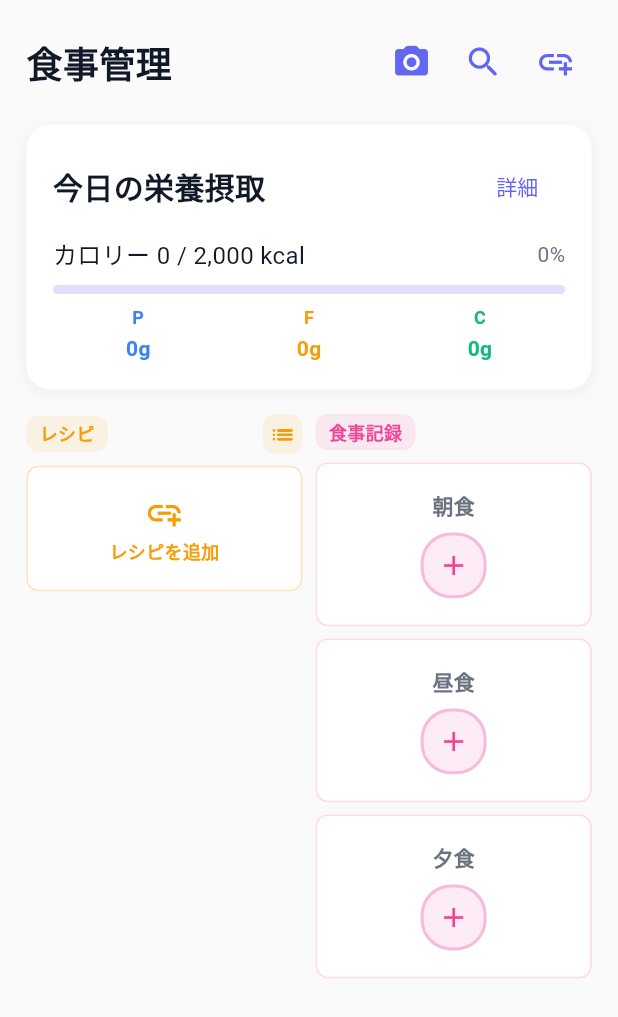
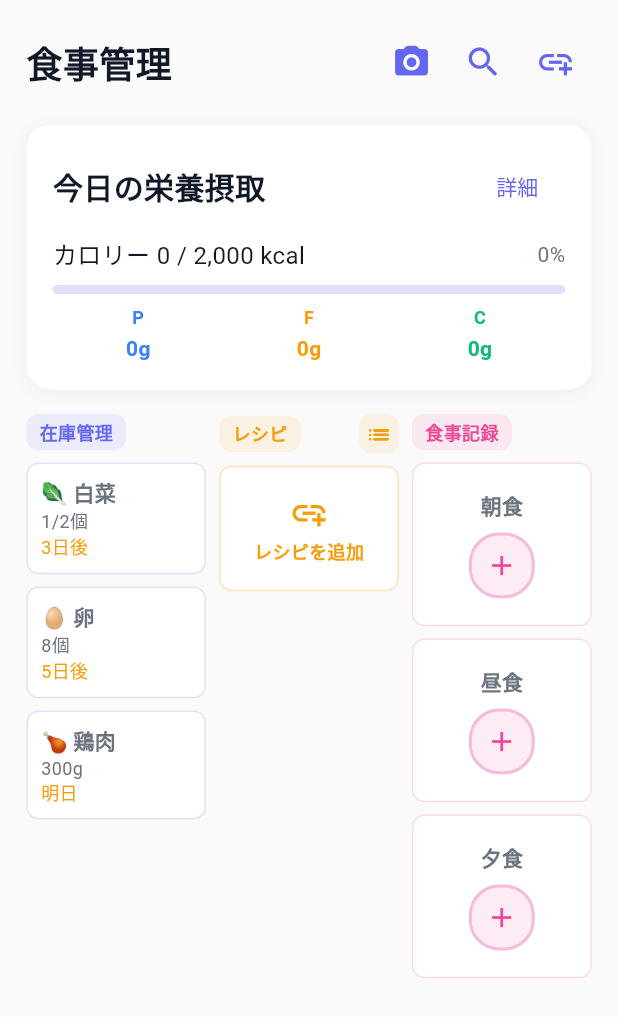
Before and after one commit to buta-tama-soba/wellco, a Flutter app: the MealManagementPage screen opened directly, on a phone screen of 412 x 824 dp. Shown: the top 1017 px of the screen. Run offline on Flutter 3.47's test engine with Material 3 defaults, Android fonts, the phone set to English and light mode, and no system bars; our stand-ins replace cached_network_image, drift, fl_chart, flutter_hooks, flutter_riverpod, flutter_screenutil and 2 more; missing offline and left inert: flutter_inappwebview, health; accounts and stored records are empty; generated files the repository leaves out were written again; statements that could not run were skipped.

Commit message:
Revert "feat: 一時的に未実装機能を非表示化"
This reverts commit dfe24250ad3ae3ab9b2d76358eaf6f561258b6d2.

```diff
--- a/lib/presentation/pages/home_page.dart
+++ b/lib/presentation/pages/home_page.dart
@@ -10,7 +10,7 @@ import '../providers/database_provider.dart';
 import '../widgets/nutrition_summary_card.dart';
 import '../widgets/weight_chart_card.dart';
 import '../widgets/steps_progress_card.dart';
-// import '../widgets/quick_actions_card.dart'; // 一時的に非表示
+import '../widgets/quick_actions_card.dart';
 
 class HomePage extends HookConsumerWidget {
   const HomePage({super.key});
@@ -116,9 +116,9 @@ class HomePage extends HookConsumerWidget {
                 ),
                 SizedBox(height: AppConstants.paddingM.h),
 
-                // クイックアクション（一時的に非表示）
-                // const QuickActionsCard(),
-                // SizedBox(height: AppConstants.paddingL.h),
+                // クイックアクション
+                const QuickActionsCard(),
+                SizedBox(height: AppConstants.paddingL.h),
               ],
             ),
           ),
--- a/lib/presentation/pages/meal_management_page.dart
+++ b/lib/presentation/pages/meal_management_page.dart
@@ -513,19 +513,19 @@ class MealManagementPage extends HookConsumerWidget {
       child: Row(
         crossAxisAlignment: CrossAxisAlignment.start,
         children: [
-          // 在庫管理（一時的に非表示）
-          // Expanded(
-          //   child: _buildKanbanColumn(
-          //     title: '在庫管理',
-          //     color: AppColors.primary,
-          //     items: [
-          //       _buildStockItem('🥬', '白菜', '1/2個', '3日後'),
-          //       _buildStockItem('🥚', '卵', '8個', '5日後'),
-          //       _buildStockItem('🍗', '鶏肉', '300g', '明日'),
-          //     ],
-          //   ),
-          // ),
-          // SizedBox(width: AppConstants.paddingS.w),
+          // 在庫管理
+          Expanded(
+            child: _buildKanbanColumn(
+              title: '在庫管理',
+              color: AppColors.primary,
+              items: [
+                _buildStockItem('🥬', '白菜', '1/2個', '3日後'),
+                _buildStockItem('🥚', '卵', '8個', '5日後'),
+                _buildStockItem('🍗', '鶏肉', '300g', '明日'),
+              ],
+            ),
+          ),
+          SizedBox(width: AppConstants.paddingS.w),
 
           // レシピ
           Expanded(
@@ -585,35 +585,34 @@ class MealManagementPage extends HookConsumerWidget {
     );
   }
 
-  // 在庫管理アイテム（一時的に非表示のため未使用）
-  // Widget _buildStockItem(String emoji, String name, String quantity, String expiry) {
-  //   return Container(
-  //     margin: EdgeInsets.only(bottom: AppConstants.paddingS.h),
-  //     padding: EdgeInsets.all(AppConstants.paddingS.w),
-  //     decoration: BoxDecoration(
-  //       color: AppColors.surface,
-  //       borderRadius: BorderRadius.circular(AppConstants.radiusS.r),
-  //       border: Border.all(color: AppColors.primary.withOpacity(0.2)),
-  //     ),
-  //     child: Column(
-  //       crossAxisAlignment: CrossAxisAlignment.start,
-  //       children: [
-  //         Text(
-  //           '$emoji $name',
-  //           style: AppTextStyles.body2.copyWith(fontWeight: FontWeight.w600),
-  //         ),
-  //         Text(
-  //           quantity,
-  //           style: AppTextStyles.caption,
-  //         ),
-  //         Text(
-  //           expiry,
-  //           style: AppTextStyles.caption.copyWith(color: AppColors.warning),
-  //         ),
-  //       ],
-  //     ),
-  //   );
-  // }
+  Widget _buildStockItem(String emoji, String name, String quantity, String expiry) {
+    return Container(
+      margin: EdgeInsets.only(bottom: AppConstants.paddingS.h),
+      padding: EdgeInsets.all(AppConstants.paddingS.w),
+      decoration: BoxDecoration(
+        color: AppColors.surface,
+        borderRadius: BorderRadius.circular(AppConstants.radiusS.r),
+        border: Border.all(color: AppColors.primary.withOpacity(0.2)),
+      ),
+      child: Column(
+        crossAxisAlignment: CrossAxisAlignment.start,
+        children: [
+          Text(
+            '$emoji $name',
+            style: AppTextStyles.body2.copyWith(fontWeight: FontWeight.w600),
+          ),
+          Text(
+            quantity,
+            style: AppTextStyles.caption,
+          ),
+          Text(
+            expiry,
+            style: AppTextStyles.caption.copyWith(color: AppColors.warning),
+          ),
+        ],
+      ),
+    );
+  }
 
   Widget _buildRecipeItem(String name, String calories, String protein) {
     return Container(
```
